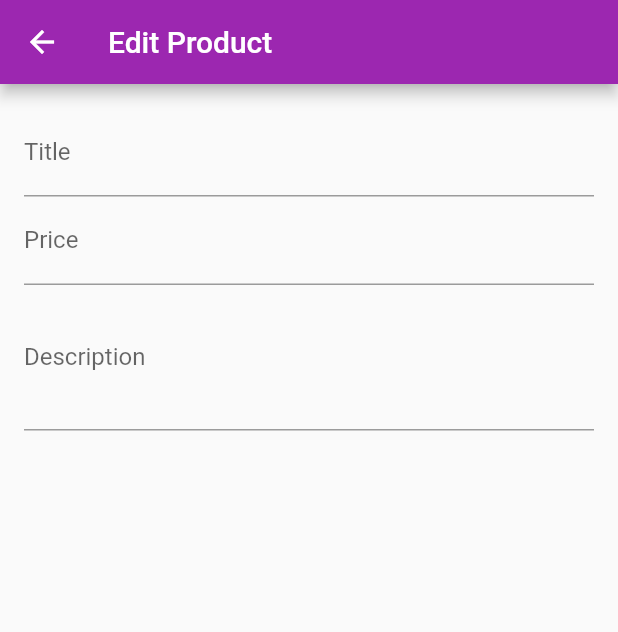
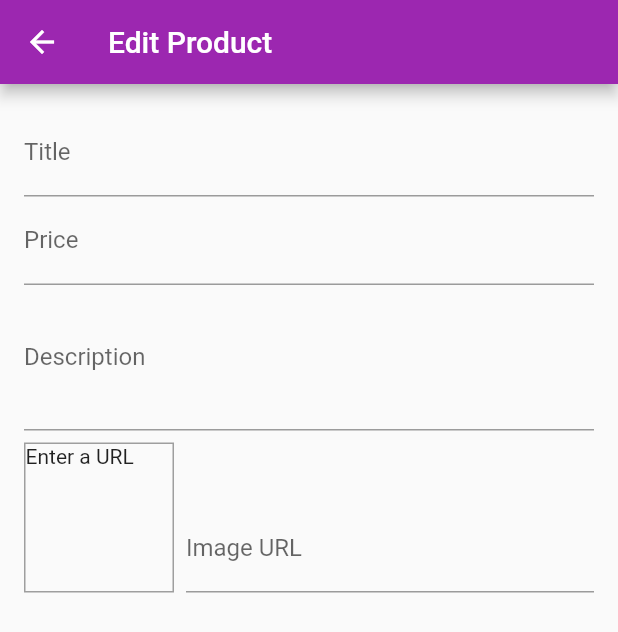
Before and after one commit to mehmetyilmaz001/flutter_workout_myshop, a Flutter app: the EditProductScreen screen opened by its route, on a phone screen of 412 x 824 dp. Shown: the top 632 px of the screen. Run offline on Flutter 3.47's test engine with Material 2 defaults, Android fonts, the phone set to English and light mode, and no system bars; network calls fail.

Commit message:
Image preview with editin url

```diff
--- a/lib/screens/edit_product.screen.dart
+++ b/lib/screens/edit_product.screen.dart
@@ -10,9 +10,34 @@ class EditProductScreen extends StatefulWidget {
 }
 
 class _EditProductScreenState extends State<EditProductScreen> {
-
   final _priceFocusNode = FocusNode();
   final _descriptionFocusNode = FocusNode();
+  final _imageUrlFocusNode = FocusNode();
+  final _imageUrlController = TextEditingController();
+
+  @override
+  void initState() {
+    _imageUrlFocusNode.addListener(_updateImageUrl);
+    super.initState();
+  }
+
+  @override
+  void dispose() {
+    _imageUrlFocusNode.removeListener(_updateImageUrl);
+    _priceFocusNode.dispose();
+    _descriptionFocusNode.dispose();
+    _imageUrlFocusNode.dispose();
+    _imageUrlController.dispose();
+
+    super.dispose();
+  }
+
+  void _updateImageUrl() {
+    if (!_imageUrlFocusNode.hasFocus) {
+      //This need for to change image preview
+      setState(() {});
+    }
+  }
 
   @override
   Widget build(BuildContext context) {
@@ -37,7 +62,7 @@ class _EditProductScreenState extends State<EditProductScreen> {
                 textInputAction: TextInputAction.next,
                 keyboardType: TextInputType.number,
                 focusNode: _priceFocusNode,
-                onFieldSubmitted: (_){
+                onFieldSubmitted: (_) {
                   FocusScope.of(context).requestFocus(_descriptionFocusNode);
                 },
               ),
@@ -47,6 +72,35 @@ class _EditProductScreenState extends State<EditProductScreen> {
                 keyboardType: TextInputType.multiline,
                 focusNode: _descriptionFocusNode,
               ),
+              Row(
+                crossAxisAlignment: CrossAxisAlignment.end,
+                children: <Widget>[
+                  Container(
+                    width: 100,
+                    height: 100,
+                    margin: EdgeInsets.only(top: 8, right: 8),
+                    decoration: BoxDecoration(
+                        border: Border.all(width: 1, color: Colors.grey)),
+                    child: _imageUrlController.text.isEmpty
+                        ? Text('Enter a URL')
+                        : FittedBox(
+                            child: Image.network(
+                              _imageUrlController.text,
+                              fit: BoxFit.cover,
+                            ),
+                          ),
+                  ),
+                  Expanded(
+                    child: TextFormField(
+                      decoration: InputDecoration(labelText: 'Image URL'),
+                      keyboardType: TextInputType.url,
+                      textInputAction: TextInputAction.done,
+                      controller: _imageUrlController,
+                      focusNode: _imageUrlFocusNode,
+                    ),
+                  )
+                ],
+              )
             ],
           ),
         ),
```
